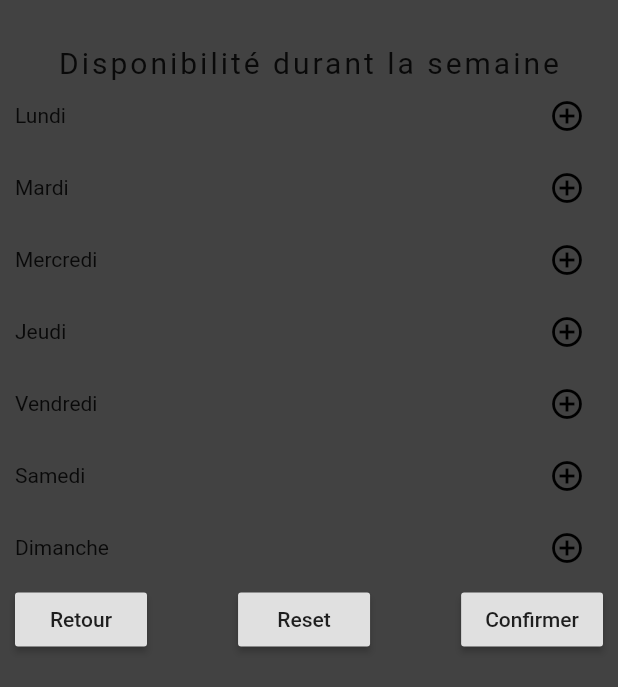
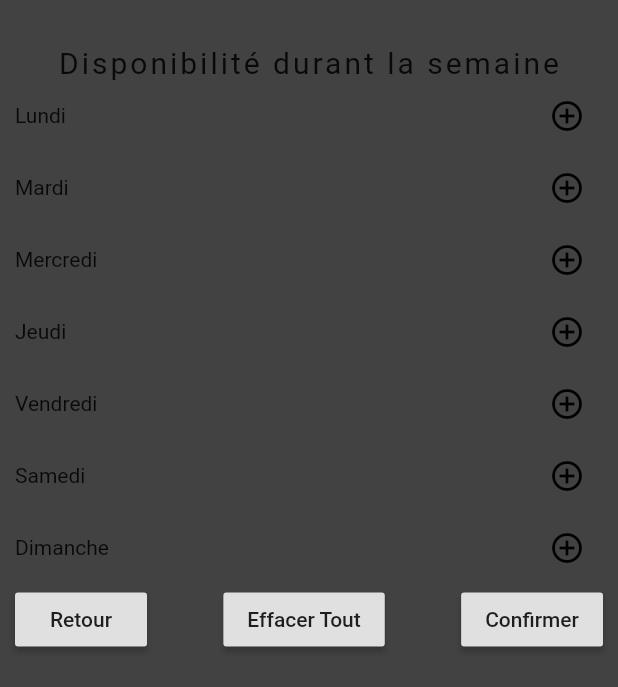
Before and after one commit to Katiana-jpg/bdebody, a Flutter app: the PremiereUtilisationPage3_1 screen opened by its route, on a phone screen of 412 x 824 dp. Shown: the top 687 px of the screen. Run offline on Flutter 3.47's test engine with Material 2 defaults, Android fonts, the phone set to English and light mode, and no system bars; our stand-ins replace charts_flutter, flutter_datetime_picker, flutter_spinkit, table_calendar; missing offline and left inert: currency_textfield.

Commit message:
dartdoc pup3_1

```diff
--- a/lib/CreationCompte/premiereUtilisationPage3_1.dart
+++ b/lib/CreationCompte/premiereUtilisationPage3_1.dart
@@ -4,10 +4,12 @@ import 'package:flutter/material.dart';
 
 class PremiereUtilisationPage3_1 extends StatefulWidget {
   @override
-  _PremiereUtilisationPage3_1State createState() => _PremiereUtilisationPage3_1State();
+  _PremiereUtilisationPage3_1State createState() =>
+      _PremiereUtilisationPage3_1State();
 }
 
-class _PremiereUtilisationPage3_1State extends State<PremiereUtilisationPage3_1> {
+class _PremiereUtilisationPage3_1State
+    extends State<PremiereUtilisationPage3_1> {
   List<String> jour = [
     'Lundi',
     'Mardi',
@@ -20,24 +22,19 @@ class _PremiereUtilisationPage3_1State extends State<PremiereUtilisationPage3_1>
   @override
   Widget build(BuildContext context) {
     return Scaffold(
-        backgroundColor: Colors.grey[800], body: SafeArea(child: Center(
+        backgroundColor: Colors.grey[800],
+        body: SafeArea(
+            child: Center(
           child: Container(
-
               padding: EdgeInsets.fromLTRB(10, 30, 10, 0),
-  child: Column (
-    mainAxisAlignment: MainAxisAlignment.center
-
-    ,
+              child: Column(
+                mainAxisAlignment: MainAxisAlignment.center,
                 children: <Widget>[
-Text(
-  'Disponibilité durant la semaine',
+                  Text('Disponibilité durant la semaine',
                       style: TextStyle(
                         letterSpacing: 2,
                         fontSize: 20,
-  )
-),
-
-
+                      )),
                   disponibilite(jour.elementAt(0)),
                   disponibilite(jour.elementAt(1)),
                   disponibilite(jour.elementAt(2)),
@@ -51,90 +48,81 @@ Text(
                         RaisedButton(
                             child: Text('Retour'),
                             onPressed: () {
-                                Navigator.pop(context);}),
+                              Navigator.pop(context);
+                            }),
                         RaisedButton(
-                              child: Text('Reset'),
+                            child: Text('Effacer Tout'),
                             onPressed: () {
                               setState(() {
                                 utilisateur.disponibiliteSemaine.clear();
                               });
-
-
-
-
                             }),
                         RaisedButton(
                             child: Text('Confirmer'),
                             onPressed: () {
-
-
-
                               Navigator.pushReplacementNamed(
                                   context, '/premiereUtilisationPage4');
-
                             }),
                       ]),
                   Container(
                       padding: EdgeInsets.fromLTRB(50, 100, 50, 0),
                       height: 400,
-
-                     child:Row(  mainAxisAlignment: MainAxisAlignment.spaceBetween, children: <Widget>[
-                       getTextWidgets(utilisateur.disponibiliteSemaine),
-getTextWidgets2(utilisateur.disponibiliteSemaine),
-getTextWidgets3(utilisateur.disponibiliteSemaine),
-                     ], )
-
-                    )
+                      child: Row(
+                        mainAxisAlignment: MainAxisAlignment.spaceBetween,
+                        children: <Widget>[
+                          jourDeLaDisponibilite(utilisateur.disponibiliteSemaine),
+                          debutDeLaDisponibilite(utilisateur.disponibiliteSemaine),
+                          finDeLaDisponibilite(utilisateur.disponibiliteSemaine),
                         ],
-  )
-),
+                      ))
+                ],
+              )),
         )));
   }
- Widget getTextWidgets(List<HeureDisponible> strings)
-  {
+///Affiche le jour de chaque élément de la liste des disponibilités du client [disponibiliteSemaine]
+  Widget jourDeLaDisponibilite(List<HeureDisponible> disponibiliteSemaine) {
     List<Widget> list = new List<Widget>();
-    for(var i = 0; i < strings.length; i++){
-        list.add(new Text(strings.elementAt(i).jour));
+    for (var i = 0; i < disponibiliteSemaine.length; i++) {
+      list.add(new Text(disponibiliteSemaine.elementAt(i).jour));
     }
-    return new Column( children: list);
+    return new Column(children: list);
   }
-   Widget getTextWidgets2(List<HeureDisponible> strings)
-  {
+
+///Affiche le début de chaque plage horaire de la liste des disponibilités du client [disponibiliteSemaine]
+  Widget debutDeLaDisponibilite(List<HeureDisponible> disponibiliteSemaine) {
     List<Widget> list = new List<Widget>();
-    for(var i = 0; i < strings.length; i++){
-        list.add(new Text('Début :'+strings.elementAt(i).debut.toString().substring(10,15)));
+    for (var i = 0; i < disponibiliteSemaine.length; i++) {
+      list.add(new Text(
+          'Début :' + disponibiliteSemaine.elementAt(i).debut.toString().substring(10, 15)));
     }
-    return new Column( children: list);
+    return new Column(children: list);
   }
-   Widget getTextWidgets3(List<HeureDisponible> strings)
-  {
+///Affiche la fin de chaque plage horaire de la liste des disponibilités du client [disponibiliteSemaine]
+  Widget finDeLaDisponibilite(List<HeureDisponible> disponibiliteSemaine) {
     List<Widget> list = new List<Widget>();
-    for(var i = 0; i < strings.length; i++){
-        list.add(new Text('Fin :'+strings.elementAt(i).fin.toString().substring(10,15)));
+    for (var i = 0; i < disponibiliteSemaine.length; i++) {
+      list.add(new Text(
+          'Fin :' + disponibiliteSemaine.elementAt(i).fin.toString().substring(10, 15)));
     }
-    return new Column( children: list);
+    return new Column(children: list);
   }
-   Widget disponibilite (String jour){
+
+/// Une ligne de bouton pour amener le client à choisir la journée [jour]
+/// où il veut avoir une disponibilité pour faire de l'exercice
+  Widget disponibilite(String jour) {
     return Row(
       mainAxisAlignment: MainAxisAlignment.spaceBetween,
       children: <Widget>[
-  Text(jour
-  ),
-  SizedBox(width:20),
+        Text(jour),
+        SizedBox(width: 20),
         IconButton(
           color: Colors.black,
-    icon :Icon(Icons.control_point),
-    onPressed:(){
-
-
-Navigator.pushNamed(context, '/premiereUtilisationPage3_2',arguments: {'jour': jour});
-
-    } ,
+          icon: Icon(Icons.control_point),
+          onPressed: () {
+            Navigator.pushNamed(context, '/premiereUtilisationPage3_2',
+                arguments: {'jour': jour});
+          },
         ),
-
-
-
-
       ],
     );
   }
```
Lines whose indentation alone changed are shown as unchanged.
